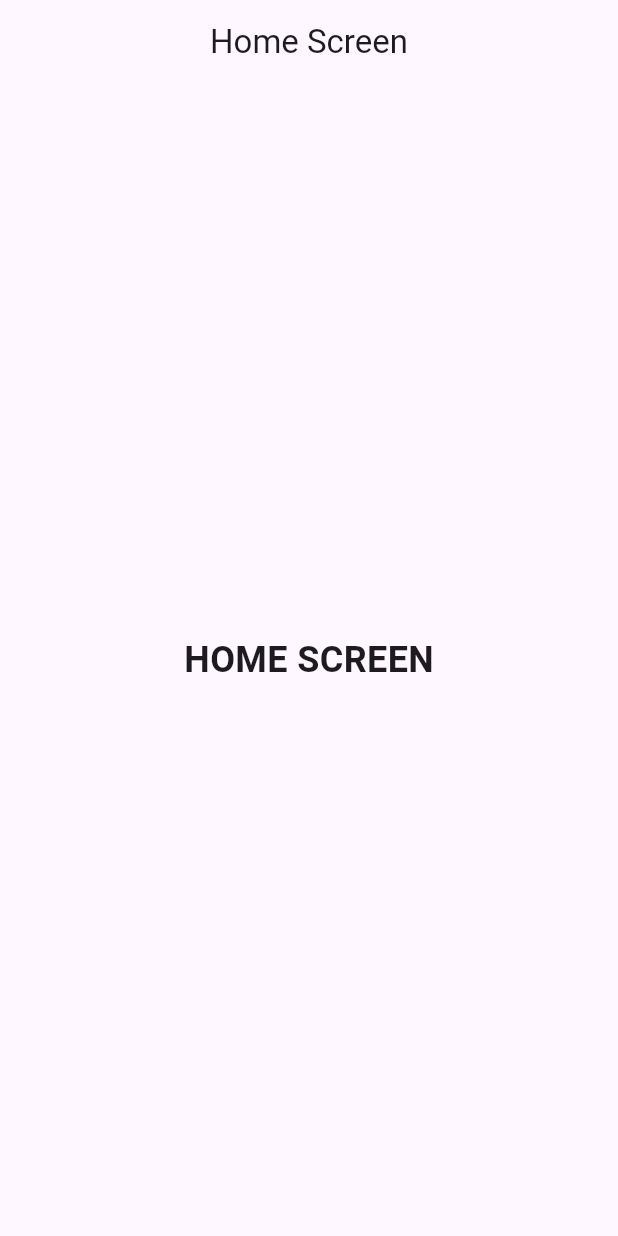
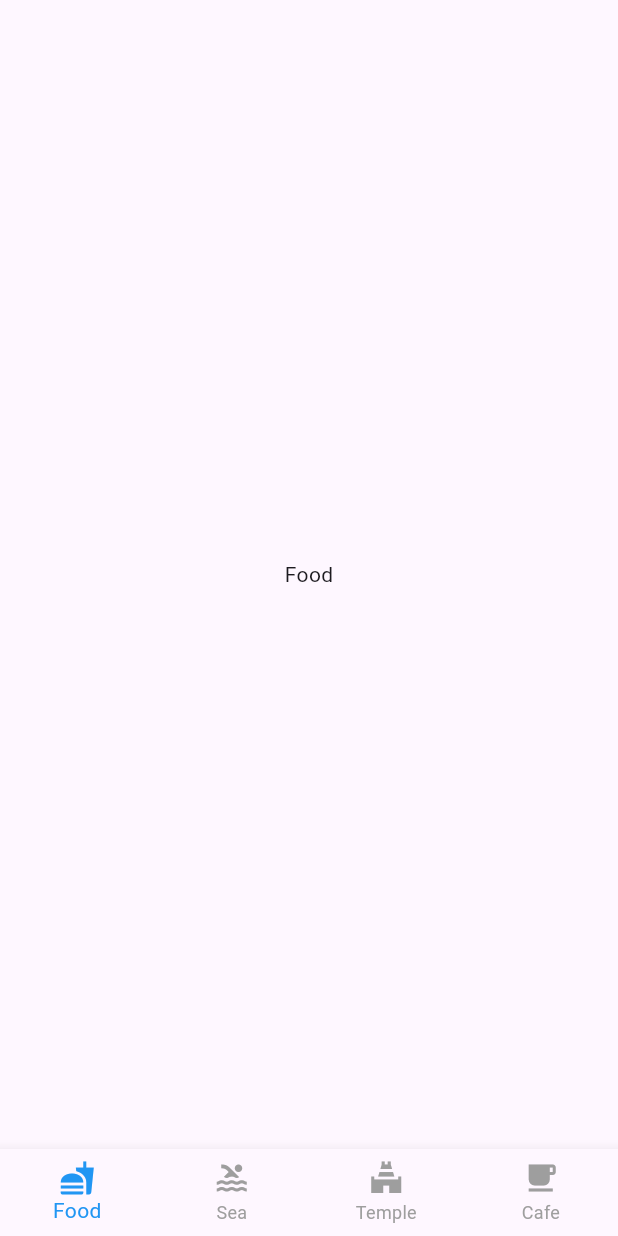
Before and after one commit to JackyDOM/project_flutter_do_year4_semester2, a Flutter app: the screen it shows after launch, on a phone screen of 412 x 824 dp. Run offline on Flutter 3.47's test engine with Material 3 defaults, Android fonts, the phone set to English and light mode, and no system bars; our stand-ins replace animated_splash_screen, lottie, smooth_page_indicator.

Commit message:
commit today 29/01/2025 afternoon

```diff
--- a/lib/Home_Screen.dart
+++ b/lib/Home_Screen.dart
@@ -1,5 +1,6 @@
 import 'package:flutter/cupertino.dart';
 import 'package:flutter/material.dart';
+import 'package:smooth_page_indicator/smooth_page_indicator.dart';
 
 class Home_Screen extends StatefulWidget {
   const Home_Screen({super.key});
@@ -9,17 +10,109 @@ class Home_Screen extends StatefulWidget {
 }
 
 class _Home_ScreenState extends State<Home_Screen> {
+  final controller = PageController(viewportFraction: 0.8, keepPage: true);
+
+  List<String> listImages = [
+    'assets/food/1.jpg',
+    'assets/food/2.jpg',
+    'assets/food/3.jpg',
+    'assets/food/4.jpg',
+    'assets/food/5.jpg',
+    'assets/food/6.jpg',
+  ];
+
   @override
   Widget build(BuildContext context) {
     return Scaffold(
-      appBar: AppBar(
-        title: const Text('Home Screen'),
-        centerTitle: true,
-      ),
-      body: const Center(
-        child: Text(
-          'HOME SCREEN',
-          style: TextStyle(fontSize: 24, fontWeight: FontWeight.bold),
+      body: SafeArea(
+        child: SingleChildScrollView(
+          child: Column(
+            crossAxisAlignment: CrossAxisAlignment.center,
+            children: [
+              const SizedBox(
+                height: 16,
+              ),
+              SizedBox(
+                height: 240,
+                child: PageView.builder(
+                    controller: controller,
+                    itemCount: listImages.length,
+                    itemBuilder: (_, index) {
+                      return Container(
+                        margin: const EdgeInsets.symmetric(
+                            horizontal: 10,
+                            vertical: 4
+                        ),
+                        child: ClipRRect(
+                          borderRadius: BorderRadius.circular(16),
+                          child: Image.asset(
+                            listImages[index],
+                            fit: BoxFit.cover,
+                          ),
+                        ),
+                      );
+                    }),
+              ),
+              // const Padding(
+              //   padding: EdgeInsets.only(top: 24, bottom: 12),
+              //   child: Text(
+              //     'worm',
+              //     style: TextStyle(color: Colors.black54),
+              //   ),
+              // ),
+              // SmoothPageIndicator(
+              //     controller: controller,
+              //     count: listImages.length,
+              //   effect: const WormEffect(
+              //     dotWidth: 16,
+              //     dotHeight: 16,
+              //     type: WormType.thinUnderground,
+              //   ),
+              // ),
+
+              // Jump dot
+              const Padding(
+                padding: EdgeInsets.only(top: 24, bottom: 12),
+                child: Text(
+                  'worm',
+                  style: TextStyle(color: Colors.black54),
+                ),
+              ),
+              SmoothPageIndicator(
+                controller: controller,
+                count: listImages.length,
+                effect: const JumpingDotEffect(
+                  dotWidth: 16,
+                  dotHeight: 16,
+                  jumpScale: .7,
+                  verticalOffset: 15,
+                ),
+              ),
+
+
+              // const Padding(
+              //   padding: EdgeInsets.only(top: 24, bottom: 12),
+              //   child: Text(
+              //     'worm',
+              //     style: TextStyle(color: Colors.black54),
+              //   ),
+              // ),
+              // SmoothPageIndicator(
+              //   controller: controller,
+              //   count: listImages.length,
+              //   effect: const ScrollingDotsEffect(
+              //     activeStrokeWidth: 2.6,
+              //     activeDotScale: 1.3,
+              //     maxVisibleDots: 5,
+              //     radius: 8,
+              //     spacing: 10,
+              //     dotHeight: 17,
+              //     dotWidth: 12,
+              //
+              //   ),
+              // ),
+            ],
+          ),
         ),
       ),
     );
--- a/lib/animated_Splash_Screen.dart
+++ b/lib/animated_Splash_Screen.dart
@@ -2,6 +2,7 @@ import 'package:flutter/cupertino.dart';
 import 'package:animated_splash_screen/animated_splash_screen.dart';
 import 'package:lottie/lottie.dart';
 import 'package:project1/Home_Screen.dart';
+import 'package:project1/bottomNavigationBar/bottomNavScreen.dart';
 
 
 class animated_Splash_Screen extends StatefulWidget {
@@ -19,7 +20,7 @@ class _animated_Splash_ScreenState extends State<animated_Splash_Screen> {
         child:
         Lottie.asset("assets/animation/Animation - 1738071452879.json"),
       ),
-      nextScreen: Home_Screen(),
+      nextScreen: const bottomNavScreen(),
     duration: 5000,
     splashIconSize: 500,);
   }
--- /dev/null
+++ b/lib/bottomNavigationBar/bottomNavScreen.dart
@@ -0,0 +1,50 @@
+import 'package:flutter/cupertino.dart';
+import 'package:flutter/material.dart';
+import 'package:project1/screens/cafe_screen.dart';
+import 'package:project1/screens/food_screen.dart';
+import 'package:project1/screens/sea_screen.dart';
+import 'package:project1/screens/temple_screen.dart';
+
+class bottomNavScreen extends StatefulWidget {
+  const bottomNavScreen({super.key});
+
+  @override
+  State<bottomNavScreen> createState() => _bottomNavScreenState();
+}
+
+class _bottomNavScreenState extends State<bottomNavScreen> {
+  int _selectedIndex = 0;
+
+  final List<Widget> _screens = [
+    food_screen(),
+    sea_screen(),
+    temple_screen(),
+    cafe_screen()
+  ];
+
+  void _onItemTapped(int index) {
+    setState(() {
+      _selectedIndex = index;
+    });
+  }
+
+  @override
+  Widget build(BuildContext context) {
+    return Scaffold(
+      body: _screens[_selectedIndex],
+      bottomNavigationBar: BottomNavigationBar(
+        items: [
+          BottomNavigationBarItem(icon: Icon(Icons.fastfood), label: 'Food'),
+          BottomNavigationBarItem(icon: Icon(Icons.pool), label: 'Sea'),
+          BottomNavigationBarItem(icon: Icon(Icons.temple_hindu), label: 'Temple'),
+          BottomNavigationBarItem(icon: Icon(Icons.local_cafe), label: 'Cafe'),
+        ],
+        currentIndex: _selectedIndex,
+        selectedItemColor: Colors.blue,
+        unselectedItemColor: Colors.grey,
+        onTap: _onItemTapped,
+        type: BottomNavigationBarType.fixed,
+      ),
+    );
+  }
+}
--- /dev/null
+++ b/lib/screens/cafe_screen.dart
@@ -0,0 +1,15 @@
+import 'package:flutter/cupertino.dart';
+
+class cafe_screen extends StatefulWidget {
+  const cafe_screen({super.key});
+
+  @override
+  State<cafe_screen> createState() => _cafe_screenState();
+}
+
+class _cafe_screenState extends State<cafe_screen> {
+  @override
+  Widget build(BuildContext context) {
+    return const Placeholder();
+  }
+}
--- /dev/null
+++ b/lib/screens/food_screen.dart
@@ -0,0 +1,20 @@
+import 'package:flutter/cupertino.dart';
+import 'package:flutter/material.dart';
+
+class food_screen extends StatefulWidget {
+  const food_screen({super.key});
+
+  @override
+  State<food_screen> createState() => _food_screenState();
+}
+
+class _food_screenState extends State<food_screen> {
+  @override
+  Widget build(BuildContext context) {
+    return Scaffold(
+      body: Center(
+        child: Text("Food"),
+      ),
+    );
+  }
+}
--- /dev/null
+++ b/lib/screens/sea_screen.dart
@@ -0,0 +1,15 @@
+import 'package:flutter/cupertino.dart';
+
+class sea_screen extends StatefulWidget {
+  const sea_screen({super.key});
+
+  @override
+  State<sea_screen> createState() => _sea_screenState();
+}
+
+class _sea_screenState extends State<sea_screen> {
+  @override
+  Widget build(BuildContext context) {
+    return const Placeholder();
+  }
+}
--- /dev/null
+++ b/lib/screens/temple_screen.dart
@@ -0,0 +1,15 @@
+import 'package:flutter/cupertino.dart';
+
+class temple_screen extends StatefulWidget {
+  const temple_screen({super.key});
+
+  @override
+  State<temple_screen> createState() => _temple_screenState();
+}
+
+class _temple_screenState extends State<temple_screen> {
+  @override
+  Widget build(BuildContext context) {
+    return const Placeholder();
+  }
+}
--- a/pubspec.yaml
+++ b/pubspec.yaml
@@ -64,6 +64,12 @@ flutter:
   # To add assets to your application, add an assets section, like this:
   assets:
     - assets/animation/Animation - 1738071452879.json
+    - assets/food/1.jpg
+    - assets/food/2.jpg
+    - assets/food/3.jpg
+    - assets/food/4.jpg
+    - assets/food/5.jpg
+    - assets/food/6.jpg
 
   # An image asset can refer to one or more resolution-specific "variants", see
   # https://flutter.dev/assets-and-images/#resolution-aware
```
Also changed, not shown: assets/food/1.jpg (added), assets/food/2.jpg (added), assets/food/3.jpg (added), assets/food/4.jpg (added), assets/food/5.jpg (added), assets/food/6.jpg (added).
